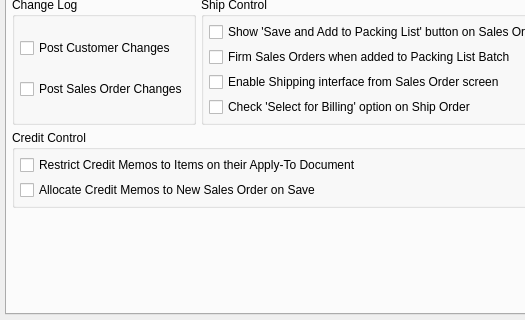
Above: xtuple/trunk/guiclient/configureSO.ui from WooodHead/xtuple before the change; both pictures show x 0 to 525 and y 314 to 634 of the 708 by 634 pixel window. Below: the same form after it.
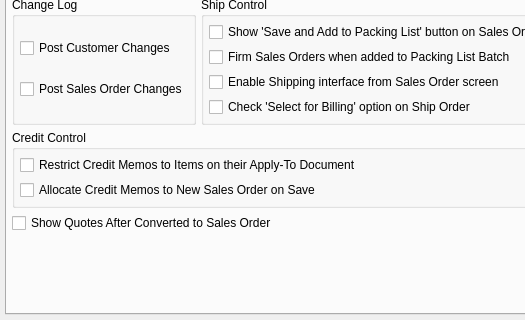
That is the form after the change. Custom widgets are drawn as their Qt base class.

Commit message: issue #11870:  Add an option to not delete Quotes when they are converted to Sales Orders.

Diff of the .ui file:
```diff
--- a/xtuple/trunk/guiclient/configureSO.ui
+++ b/xtuple/trunk/guiclient/configureSO.ui
@@ -531,6 +531,13 @@
                  </layout>
                 </widget>
                </item>
+              <item row="4" column="0" colspan="2">
+               <widget class="QCheckBox" name="_quoteafterSO">
+                <property name="text">
+                 <string>Show Quotes After Converted to Sales Order</string>
+                </property>
+               </widget>
+              </item>
               </layout>
              </item>
              <item>
```
The commit also changes 6 other files.
